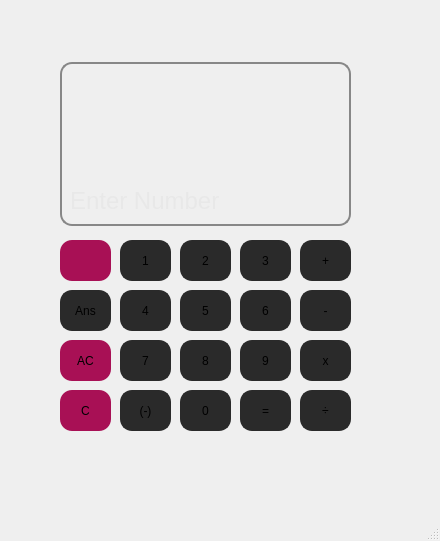
Old version of the form Calculator/mainwindow.ui in the repository dsowz007/SimpleCalculator.
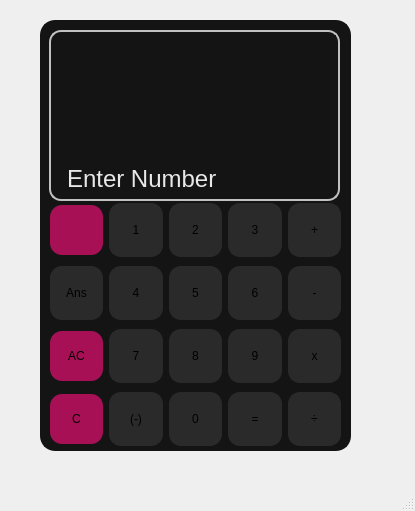
New version of the form. Icons and pictures are not drawn.

Diff of the .ui file:
```diff
--- a/Calculator/mainwindow.ui
+++ b/Calculator/mainwindow.ui
@@ -6,621 +6,581 @@
    <rect>
     <x>0</x>
     <y>0</y>
-    <width>440</width>
-    <height>541</height>
+    <width>415</width>
+    <height>511</height>
    </rect>
   </property>
   <property name="windowTitle">
    <string>MainWindow</string>
   </property>
   <widget class="QWidget" name="centralwidget">
-   <widget class="QPushButton" name="numberFour">
+   <widget class="QFrame" name="mainFrame">
     <property name="geometry">
      <rect>
-      <x>120</x>
-      <y>290</y>
-      <width>51</width>
-      <height>41</height>
+      <x>40</x>
+      <y>20</y>
+      <width>311</width>
+      <height>431</height>
      </rect>
     </property>
     <property name="styleSheet">
-     <string notr="true">QPushButton {
-	border: 2px solid rgb(42, 42, 42);
-	background-color: rgb(42, 42, 42);
-	border-radius: 12px;
-}
-
-QPushButton:hover{
-	background-color: rgb(50, 50, 50);
-}</string>
-    </property>
-    <property name="text">
-     <string>4</string>
-    </property>
-   </widget>
-   <widget class="QLabel" name="inputDisplay">
-    <property name="geometry">
-     <rect>
-      <x>60</x>
-      <y>175</y>
-      <width>291</width>
-      <height>51</height>
-     </rect>
-    </property>
-    <property name="font">
-     <font>
-      <pointsize>18</pointsize>
-     </font>
-    </property>
-    <property name="styleSheet">
-     <string notr="true">QLabel {
-	color: #e8e8e8;
+     <string notr="true">QFrame {
+	border: 2px solid rgb(20, 20, 20);
+	border-radius: 15px;
+	background-color: rgb(20, 20, 20);
 }</string>
     </property>
     <property name="frameShape">
-     <enum>QFrame::Shape::NoFrame</enum>
+     <enum>QFrame::Shape::StyledPanel</enum>
     </property>
-    <property name="text">
-     <string>Enter Number</string>
+    <property name="frameShadow">
+     <enum>QFrame::Shadow::Raised</enum>
     </property>
-    <property name="textFormat">
-     <enum>Qt::TextFormat::AutoText</enum>
+    <property name="lineWidth">
+     <number>2</number>
     </property>
-    <property name="scaledContents">
-     <bool>false</bool>
-    </property>
-    <property name="alignment">
-     <set>Qt::AlignmentFlag::AlignLeading|Qt::AlignmentFlag::AlignLeft|Qt::AlignmentFlag::AlignVCenter</set>
-    </property>
-    <property name="margin">
-     <number>0</number>
-    </property>
-    <property name="indent">
-     <number>10</number>
-    </property>
-   </widget>
-   <widget class="QPushButton" name="numberOne">
-    <property name="geometry">
-     <rect>
-      <x>120</x>
-      <y>240</y>
-      <width>51</width>
-      <height>41</height>
-     </rect>
-    </property>
-    <property name="styleSheet">
-     <string notr="true">QPushButton {
+    <widget class="QFrame" name="screenFrame">
+     <property name="geometry">
+      <rect>
+       <x>9</x>
+       <y>10</y>
+       <width>291</width>
+       <height>171</height>
+      </rect>
+     </property>
+     <property name="styleSheet">
+      <string notr="true">QFrame {
+	border: 2px solid rgb(193, 193, 193);
+	border-radius: 12px;
+}</string>
+     </property>
+     <property name="frameShape">
+      <enum>QFrame::Shape::StyledPanel</enum>
+     </property>
+     <property name="frameShadow">
+      <enum>QFrame::Shadow::Raised</enum>
+     </property>
+    </widget>
+    <widget class="QWidget" name="gridLayoutWidget">
+     <property name="geometry">
+      <rect>
+       <x>10</x>
+       <y>180</y>
+       <width>291</width>
+       <height>251</height>
+      </rect>
+     </property>
+     <layout class="QGridLayout" name="buttonLayout" rowstretch="0,0,0,0,0" columnstretch="0,0,0,0,0">
+      <property name="sizeConstraint">
+       <enum>QLayout::SizeConstraint::SetDefaultConstraint</enum>
+      </property>
+      <item row="1" column="1">
+       <widget class="QPushButton" name="numberOne">
+        <property name="styleSheet">
+         <string notr="true">QPushButton {
 	border: 2px solid rgb(42, 42, 42);
 	background-color: rgb(42, 42, 42);
 	border-radius: 12px;
+	height: 50px;
+	min-height: 50px;
 }
 
 QPushButton:hover{
 	background-color: rgb(50, 50, 50);
 }</string>
-    </property>
-    <property name="text">
-     <string>1</string>
-    </property>
-   </widget>
-   <widget class="QPushButton" name="NumberSeven">
-    <property name="geometry">
-     <rect>
-      <x>120</x>
-      <y>340</y>
-      <width>51</width>
-      <height>41</height>
-     </rect>
-    </property>
-    <property name="styleSheet">
-     <string notr="true">QPushButton {
+        </property>
+        <property name="text">
+         <string>1</string>
+        </property>
+       </widget>
+      </item>
+      <item row="1" column="3">
+       <widget class="QPushButton" name="numberThree">
+        <property name="enabled">
+         <bool>true</bool>
+        </property>
+        <property name="styleSheet">
+         <string notr="true">QPushButton {
 	border: 2px solid rgb(42, 42, 42);
 	background-color: rgb(42, 42, 42);
 	border-radius: 12px;
+	height: 50px;
+	min-height: 50px;
 }
 
 QPushButton:hover{
 	background-color: rgb(50, 50, 50);
 }</string>
-    </property>
-    <property name="text">
-     <string>7</string>
-    </property>
-   </widget>
-   <widget class="QPushButton" name="numberTwo">
-    <property name="geometry">
-     <rect>
-      <x>180</x>
-      <y>240</y>
-      <width>51</width>
-      <height>41</height>
-     </rect>
-    </property>
-    <property name="styleSheet">
-     <string notr="true">QPushButton {
+        </property>
+        <property name="text">
+         <string>3</string>
+        </property>
+       </widget>
+      </item>
+      <item row="1" column="2">
+       <widget class="QPushButton" name="numberTwo">
+        <property name="styleSheet">
+         <string notr="true">QPushButton {
 	border: 2px solid rgb(42, 42, 42);
 	background-color: rgb(42, 42, 42);
 	border-radius: 12px;
+	height: 50px;
+	min-height: 50px;
 }
 
 QPushButton:hover{
 	background-color: rgb(50, 50, 50);
 }</string>
-    </property>
-    <property name="text">
-     <string>2</string>
-    </property>
-   </widget>
-   <widget class="QPushButton" name="numberFive">
-    <property name="geometry">
-     <rect>
-      <x>180</x>
-      <y>290</y>
-      <width>51</width>
-      <height>41</height>
-     </rect>
-    </property>
-    <property name="styleSheet">
-     <string notr="true">QPushButton {
+        </property>
+        <property name="text">
+         <string>2</string>
+        </property>
+       </widget>
+      </item>
+      <item row="2" column="4">
+       <widget class="QPushButton" name="minusSign">
+        <property name="styleSheet">
+         <string notr="true">QPushButton {
 	border: 2px solid rgb(42, 42, 42);
 	background-color: rgb(42, 42, 42);
 	border-radius: 12px;
+	height: 50px;
+	min-height: 50px;
 }
 
 QPushButton:hover{
 	background-color: rgb(50, 50, 50);
 }</string>
-    </property>
-    <property name="text">
-     <string>5</string>
-    </property>
-   </widget>
-   <widget class="QPushButton" name="numberEight">
-    <property name="geometry">
-     <rect>
-      <x>180</x>
-      <y>340</y>
-      <width>51</width>
-      <height>41</height>
-     </rect>
-    </property>
-    <property name="styleSheet">
-     <string notr="true">QPushButton {
+        </property>
+        <property name="text">
+         <string>-</string>
+        </property>
+       </widget>
+      </item>
+      <item row="1" column="0">
+       <widget class="QPushButton" name="deleteButton">
+        <property name="styleSheet">
+         <string notr="true">QPushButton {
+	background-color: rgb(168, 16, 85);
+	border-radius: 12px;
+	height: 50px;
+	min-height: 50px;
+}
+
+QPushButton:hover {
+	background-color: rgb(157, 15, 81);
+}</string>
+        </property>
+        <property name="text">
+         <string/>
+        </property>
+        <property name="icon">
+         <iconset theme="QIcon::ThemeIcon::EditClear"/>
+        </property>
+       </widget>
+      </item>
+      <item row="3" column="4">
+       <widget class="QPushButton" name="multiplySign">
+        <property name="styleSheet">
+         <string notr="true">QPushButton {
 	border: 2px solid rgb(42, 42, 42);
 	background-color: rgb(42, 42, 42);
 	border-radius: 12px;
+	height: 50px;
+	min-height: 50px;
 }
 
 QPushButton:hover{
 	background-color: rgb(50, 50, 50);
 }</string>
-    </property>
-    <property name="text">
-     <string>8</string>
-    </property>
-   </widget>
-   <widget class="QPushButton" name="numberThree">
-    <property name="geometry">
-     <rect>
-      <x>240</x>
-      <y>240</y>
-      <width>51</width>
-      <height>41</height>
-     </rect>
-    </property>
-    <property name="styleSheet">
-     <string notr="true">QPushButton {
+        </property>
+        <property name="text">
+         <string>x</string>
+        </property>
+       </widget>
+      </item>
+      <item row="1" column="4">
+       <widget class="QPushButton" name="plusSign">
+        <property name="styleSheet">
+         <string notr="true">QPushButton {
 	border: 2px solid rgb(42, 42, 42);
 	background-color: rgb(42, 42, 42);
 	border-radius: 12px;
+	height: 50px;
+	min-height: 50px;
 }
 
 QPushButton:hover{
 	background-color: rgb(50, 50, 50);
 }</string>
-    </property>
-    <property name="text">
-     <string>3</string>
-    </property>
-   </widget>
-   <widget class="QPushButton" name="numberSix">
-    <property name="geometry">
-     <rect>
-      <x>240</x>
-      <y>290</y>
-      <width>51</width>
-      <height>41</height>
-     </rect>
-    </property>
-    <property name="styleSheet">
-     <string notr="true">QPushButton {
+        </property>
+        <property name="text">
+         <string>+</string>
+        </property>
+       </widget>
+      </item>
+      <item row="4" column="4">
+       <widget class="QPushButton" name="divideSign">
+        <property name="styleSheet">
+         <string notr="true">QPushButton {
 	border: 2px solid rgb(42, 42, 42);
 	background-color: rgb(42, 42, 42);
 	border-radius: 12px;
+	height: 50px;
+	min-height: 50px;
 }
 
 QPushButton:hover{
 	background-color: rgb(50, 50, 50);
 }</string>
-    </property>
-    <property name="text">
-     <string>6</string>
-    </property>
-   </widget>
-   <widget class="QPushButton" name="numberNine">
-    <property name="geometry">
-     <rect>
-      <x>240</x>
-      <y>340</y>
-      <width>51</width>
-      <height>41</height>
-     </rect>
-    </property>
-    <property name="styleSheet">
-     <string notr="true">QPushButton {
+        </property>
+        <property name="text">
+         <string>÷</string>
+        </property>
+       </widget>
+      </item>
+      <item row="2" column="3">
+       <widget class="QPushButton" name="numberSix">
+        <property name="styleSheet">
+         <string notr="true">QPushButton {
 	border: 2px solid rgb(42, 42, 42);
 	background-color: rgb(42, 42, 42);
 	border-radius: 12px;
+	height: 50px;
+	min-height: 50px;
 }
 
 QPushButton:hover{
 	background-color: rgb(50, 50, 50);
 }</string>
-    </property>
-    <property name="text">
-     <string>9</string>
-    </property>
-   </widget>
-   <widget class="QPushButton" name="numberZero">
-    <property name="geometry">
-     <rect>
-      <x>180</x>
-      <y>390</y>
-      <width>51</width>
-      <height>41</height>
-     </rect>
-    </property>
-    <property name="styleSheet">
-     <string notr="true">QPushButton {
+        </property>
+        <property name="text">
+         <string>6</string>
+        </property>
+       </widget>
+      </item>
+      <item row="3" column="3">
+       <widget class="QPushButton" name="numberNine">
+        <property name="styleSheet">
+         <string notr="true">QPushButton {
 	border: 2px solid rgb(42, 42, 42);
 	background-color: rgb(42, 42, 42);
 	border-radius: 12px;
+	height: 50px;
+	min-height: 50px;
 }
 
 QPushButton:hover{
 	background-color: rgb(50, 50, 50);
 }</string>
-    </property>
-    <property name="text">
-     <string>0</string>
-    </property>
-   </widget>
-   <widget class="QPushButton" name="equalsSign">
-    <property name="geometry">
-     <rect>
-      <x>240</x>
-      <y>390</y>
-      <width>51</width>
-      <height>41</height>
-     </rect>
-    </property>
-    <property name="styleSheet">
-     <string notr="true">QPushButton {
+        </property>
+        <property name="text">
+         <string>9</string>
+        </property>
+       </widget>
+      </item>
+      <item row="4" column="3">
+       <widget class="QPushButton" name="equalsSign">
+        <property name="styleSheet">
+         <string notr="true">QPushButton {
 	border: 2px solid rgb(42, 42, 42);
 	background-color: rgb(42, 42, 42);
 	border-radius: 12px;
+	height: 50px;
+	min-height: 50px;
 }
 
 QPushButton:hover{
 	background-color: rgb(50, 50, 50);
 }</string>
-    </property>
-    <property name="text">
-     <string>=</string>
-    </property>
-   </widget>
-   <widget class="QPushButton" name="plusSign">
-    <property name="geometry">
-     <rect>
-      <x>300</x>
-      <y>240</y>
-      <width>51</width>
-      <height>41</height>
-     </rect>
-    </property>
-    <property name="styleSheet">
-     <string notr="true">QPushButton {
+        </property>
+        <property name="text">
+         <string>=</string>
+        </property>
+       </widget>
+      </item>
+      <item row="2" column="2">
+       <widget class="QPushButton" name="numberFive">
+        <property name="styleSheet">
+         <string notr="true">QPushButton {
 	border: 2px solid rgb(42, 42, 42);
 	background-color: rgb(42, 42, 42);
 	border-radius: 12px;
+	height: 50px;
+	min-height: 50px;
 }
 
 QPushButton:hover{
 	background-color: rgb(50, 50, 50);
 }</string>
-    </property>
-    <property name="text">
-     <string>+</string>
-    </property>
-   </widget>
-   <widget class="QPushButton" name="clearButton">
-    <property name="geometry">
-     <rect>
-      <x>60</x>
-      <y>390</y>
-      <width>51</width>
-      <height>41</height>
-     </rect>
-    </property>
-    <property name="autoFillBackground">
-     <bool>false</bool>
-    </property>
-    <property name="styleSheet">
-     <string notr="true">QPushButton {
+        </property>
+        <property name="text">
+         <string>5</string>
+        </property>
+       </widget>
+      </item>
+      <item row="3" column="2">
+       <widget class="QPushButton" name="numberEight">
+        <property name="styleSheet">
+         <string notr="true">QPushButton {
+	border: 2px solid rgb(42, 42, 42);
+	background-color: rgb(42, 42, 42);
+	border-radius: 12px;
+	height: 50px;
+	min-height: 50px;
+}
+
+QPushButton:hover{
+	background-color: rgb(50, 50, 50);
+}</string>
+        </property>
+        <property name="text">
+         <string>8</string>
+        </property>
+       </widget>
+      </item>
+      <item row="4" column="2">
+       <widget class="QPushButton" name="numberZero">
+        <property name="styleSheet">
+         <string notr="true">QPushButton {
+	border: 2px solid rgb(42, 42, 42);
+	background-color: rgb(42, 42, 42);
+	border-radius: 12px;
+	height: 50px;
+	min-height: 50px;
+}
+
+QPushButton:hover{
+	background-color: rgb(50, 50, 50);
+}</string>
+        </property>
+        <property name="text">
+         <string>0</string>
+        </property>
+       </widget>
+      </item>
+      <item row="4" column="1">
+       <widget class="QPushButton" name="negativeButton">
+        <property name="styleSheet">
+         <string notr="true">QPushButton {
+	border: 2px solid rgb(42, 42, 42);
+	background-color: rgb(42, 42, 42);
+	border-radius: 12px;
+	height: 50px;
+	min-height: 50px;
+}
+
+QPushButton:hover{
+	background-color: rgb(50, 50, 50);
+}</string>
+        </property>
+        <property name="text">
+         <string>(-)</string>
+        </property>
+       </widget>
+      </item>
+      <item row="4" column="0">
+       <widget class="QPushButton" name="clearButton">
+        <property name="autoFillBackground">
+         <bool>false</bool>
+        </property>
+        <property name="styleSheet">
+         <string notr="true">QPushButton {
 	background-color: rgb(168, 16, 85);
 	border-radius: 12px;
+	height: 50px;
+	min-height: 50px;
 }
 
 QPushButton:hover {
 	background-color: rgb(157, 15, 81);
 }</string>
-    </property>
-    <property name="text">
-     <string>C</string>
-    </property>
-   </widget>
-   <widget class="QPushButton" name="minusSign">
-    <property name="geometry">
-     <rect>
-      <x>300</x>
-      <y>290</y>
-      <width>51</width>
-      <height>41</height>
-     </rect>
-    </property>
-    <property name="styleSheet">
-     <string notr="true">QPushButton {
+        </property>
+        <property name="text">
+         <string>C</string>
+        </property>
+       </widget>
+      </item>
+      <item row="3" column="0">
+       <widget class="QPushButton" name="allClearButton">
+        <property name="styleSheet">
+         <string notr="true">QPushButton {
+	background-color: rgb(168, 16, 85);
+	border-radius: 12px;
+	height: 50px;
+	min-height: 50px;
+}
+
+QPushButton:hover {
+	background-color: rgb(157, 15, 81);
+}</string>
+        </property>
+        <property name="text">
+         <string>AC</string>
+        </property>
+       </widget>
+      </item>
+      <item row="3" column="1">
+       <widget class="QPushButton" name="NumberSeven">
+        <property name="styleSheet">
+         <string notr="true">QPushButton {
 	border: 2px solid rgb(42, 42, 42);
 	background-color: rgb(42, 42, 42);
 	border-radius: 12px;
+	height: 50px;
+	min-height: 50px;
 }
 
 QPushButton:hover{
 	background-color: rgb(50, 50, 50);
 }</string>
-    </property>
-    <property name="text">
-     <string>-</string>
-    </property>
-   </widget>
-   <widget class="QPushButton" name="multiplySign">
-    <property name="geometry">
-     <rect>
-      <x>300</x>
-      <y>340</y>
-      <width>51</width>
-      <height>41</height>
-     </rect>
-    </property>
-    <property name="styleSheet">
-     <string notr="true">QPushButton {
+        </property>
+        <property name="text">
+         <string>7</string>
+        </property>
+       </widget>
+      </item>
+      <item row="2" column="1">
+       <widget class="QPushButton" name="numberFour">
+        <property name="styleSheet">
+         <string notr="true">QPushButton {
 	border: 2px solid rgb(42, 42, 42);
 	background-color: rgb(42, 42, 42);
 	border-radius: 12px;
+	height: 50px;
+	min-height: 50px;
 }
 
 QPushButton:hover{
 	background-color: rgb(50, 50, 50);
 }</string>
-    </property>
-    <property name="text">
-     <string>x</string>
-    </property>
-   </widget>
-   <widget class="QPushButton" name="divideSign">
-    <property name="geometry">
-     <rect>
-      <x>300</x>
-      <y>390</y>
-      <width>51</width>
-      <height>41</height>
-     </rect>
-    </property>
-    <property name="styleSheet">
-     <string notr="true">QPushButton {
+        </property>
+        <property name="text">
+         <string>4</string>
+        </property>
+       </widget>
+      </item>
+      <item row="2" column="0">
+       <widget class="QPushButton" name="previousAnswerButton">
+        <property name="styleSheet">
+         <string notr="true">QPushButton {
 	border: 2px solid rgb(42, 42, 42);
 	background-color: rgb(42, 42, 42);
 	border-radius: 12px;
+	height: 50px;
+	min-height: 50px;
 }
 
 QPushButton:hover{
 	background-color: rgb(50, 50, 50);
 }</string>
-    </property>
-    <property name="text">
-     <string>÷</string>
-    </property>
-   </widget>
-   <widget class="QLabel" name="screenDisplay">
-    <property name="geometry">
-     <rect>
-      <x>60</x>
-      <y>62</y>
-      <width>291</width>
-      <height>164</height>
-     </rect>
-    </property>
-    <property name="styleSheet">
-     <string notr="true">QLabel {
-	border: 2px solid rgb(135, 135, 135);
-	border-radius: 12px;
+        </property>
+        <property name="text">
+         <string>Ans</string>
+        </property>
+       </widget>
+      </item>
+     </layout>
+    </widget>
+    <widget class="QWidget" name="verticalLayoutWidget">
+     <property name="geometry">
+      <rect>
+       <x>10</x>
+       <y>10</y>
+       <width>291</width>
+       <height>171</height>
+      </rect>
+     </property>
+     <layout class="QVBoxLayout" name="screenLayout">
+      <property name="leftMargin">
+       <number>5</number>
+      </property>
+      <property name="topMargin">
+       <number>5</number>
+      </property>
+      <property name="rightMargin">
+       <number>5</number>
+      </property>
+      <property name="bottomMargin">
+       <number>6</number>
+      </property>
+      <item>
+       <widget class="QLabel" name="saveDisplay4">
+        <property name="text">
+         <string/>
+        </property>
+        <property name="indent">
+         <number>10</number>
+        </property>
+       </widget>
+      </item>
+      <item>
+       <widget class="QLabel" name="saveDisplay3">
+        <property name="text">
+         <string/>
+        </property>
+        <property name="indent">
+         <number>10</number>
+        </property>
+       </widget>
+      </item>
+      <item>
+       <widget class="QLabel" name="saveDisplay2">
+        <property name="text">
+         <string/>
+        </property>
+        <property name="indent">
+         <number>10</number>
+        </property>
+       </widget>
+      </item>
+      <item>
+       <widget class="QLabel" name="saveDisplay1">
+        <property name="text">
+         <string/>
+        </property>
+        <property name="indent">
+         <number>10</number>
+        </property>
+       </widget>
+      </item>
+      <item>
+       <widget class="QLabel" name="inputDisplay">
+        <property name="font">
+         <font>
+          <pointsize>18</pointsize>
+         </font>
+        </property>
+        <property name="styleSheet">
+         <string notr="true">QLabel {
 	color: #e8e8e8;
 }</string>
-    </property>
-    <property name="text">
-     <string/>
-    </property>
-   </widget>
-   <widget class="QPushButton" name="allClearButton">
-    <property name="geometry">
-     <rect>
-      <x>60</x>
-      <y>340</y>
-      <width>51</width>
-      <height>41</height>
-     </rect>
-    </property>
-    <property name="styleSheet">
-     <string notr="true">QPushButton {
-	background-color: rgb(168, 16, 85);
-	border-radius: 12px;
-}
-
-QPushButton:hover {
-	background-color: rgb(157, 15, 81);
-}</string>
-    </property>
-    <property name="text">
-     <string>AC</string>
-    </property>
-   </widget>
-   <widget class="QPushButton" name="negativeButton">
-    <property name="geometry">
-     <rect>
-      <x>120</x>
-      <y>390</y>
-      <width>51</width>
-      <height>41</height>
-     </rect>
-    </property>
-    <property name="styleSheet">
-     <string notr="true">QPushButton {
-	border: 2px solid rgb(42, 42, 42);
-	background-color: rgb(42, 42, 42);
-	border-radius: 12px;
-}
-
-QPushButton:hover{
-	background-color: rgb(50, 50, 50);
-}</string>
-    </property>
-    <property name="text">
-     <string>(-)</string>
-    </property>
-   </widget>
-   <widget class="QPushButton" name="deleteButton">
-    <property name="geometry">
-     <rect>
-      <x>60</x>
-      <y>240</y>
-      <width>51</width>
-      <height>41</height>
-     </rect>
-    </property>
-    <property name="styleSheet">
-     <string notr="true">QPushButton {
-	background-color: rgb(168, 16, 85);
-	border-radius: 12px;
-}
-
-QPushButton:hover {
-	background-color: rgb(157, 15, 81);
-}</string>
-    </property>
-    <property name="text">
-     <string/>
-    </property>
-    <property name="icon">
-     <iconset theme="QIcon::ThemeIcon::EditClear"/>
-    </property>
-   </widget>
-   <widget class="QPushButton" name="previousAnswerButton">
-    <property name="geometry">
-     <rect>
-      <x>60</x>
-      <y>290</y>
-      <width>51</width>
-      <height>41</height>
-     </rect>
-    </property>
-    <property name="styleSheet">
-     <string notr="true">QPushButton {
-	border: 2px solid rgb(42, 42, 42);
-	background-color: rgb(42, 42, 42);
-	border-radius: 12px;
-}
-
-QPushButton:hover{
-	background-color: rgb(50, 50, 50);
-}</string>
-    </property>
-    <property name="text">
-     <string>Ans</string>
-    </property>
-   </widget>
-   <widget class="QLabel" name="saveDisplay1">
-    <property name="geometry">
-     <rect>
-      <x>60</x>
-      <y>150</y>
-      <width>291</width>
-      <height>26</height>
-     </rect>
-    </property>
-    <property name="text">
-     <string/>
-    </property>
-    <property name="indent">
-     <number>10</number>
-    </property>
-   </widget>
-   <widget class="QLabel" name="saveDisplay2">
-    <property name="geometry">
-     <rect>
-      <x>60</x>
-      <y>124</y>
-      <width>291</width>
-      <height>26</height>
-     </rect>
-    </property>
-    <property name="text">
-     <string/>
-    </property>
-    <property name="indent">
-     <number>10</number>
-    </property>
-   </widget>
-   <widget class="QLabel" name="saveDisplay3">
-    <property name="geometry">
-     <rect>
-      <x>60</x>
-      <y>98</y>
-      <width>291</width>
-      <height>26</height>
-     </rect>
-    </property>
-    <property name="text">
-     <string/>
-    </property>
-    <property name="indent">
-     <number>10</number>
-    </property>
-   </widget>
-   <widget class="QLabel" name="saveDisplay4">
-    <property name="geometry">
-     <rect>
-      <x>60</x>
-      <y>72</y>
-      <width>291</width>
-      <height>26</height>
-     </rect>
-    </property>
-    <property name="text">
-     <string/>
-    </property>
-    <property name="indent">
-     <number>10</number>
-    </property>
+        </property>
+        <property name="frameShape">
+         <enum>QFrame::Shape::NoFrame</enum>
+        </property>
+        <property name="text">
+         <string>Enter Number</string>
+        </property>
+        <property name="textFormat">
+         <enum>Qt::TextFormat::AutoText</enum>
+        </property>
+        <property name="scaledContents">
+         <bool>false</bool>
+        </property>
+        <property name="alignment">
+         <set>Qt::AlignmentFlag::AlignLeading|Qt::AlignmentFlag::AlignLeft|Qt::AlignmentFlag::AlignVCenter</set>
+        </property>
+        <property name="margin">
+         <number>0</number>
+        </property>
+        <property name="indent">
+         <number>10</number>
+        </property>
+       </widget>
+      </item>
+     </layout>
+    </widget>
    </widget>
   </widget>
   <widget class="QMenuBar" name="menubar">
```
Left out of the diff: 2 changed lines with no effect on the pictures.
